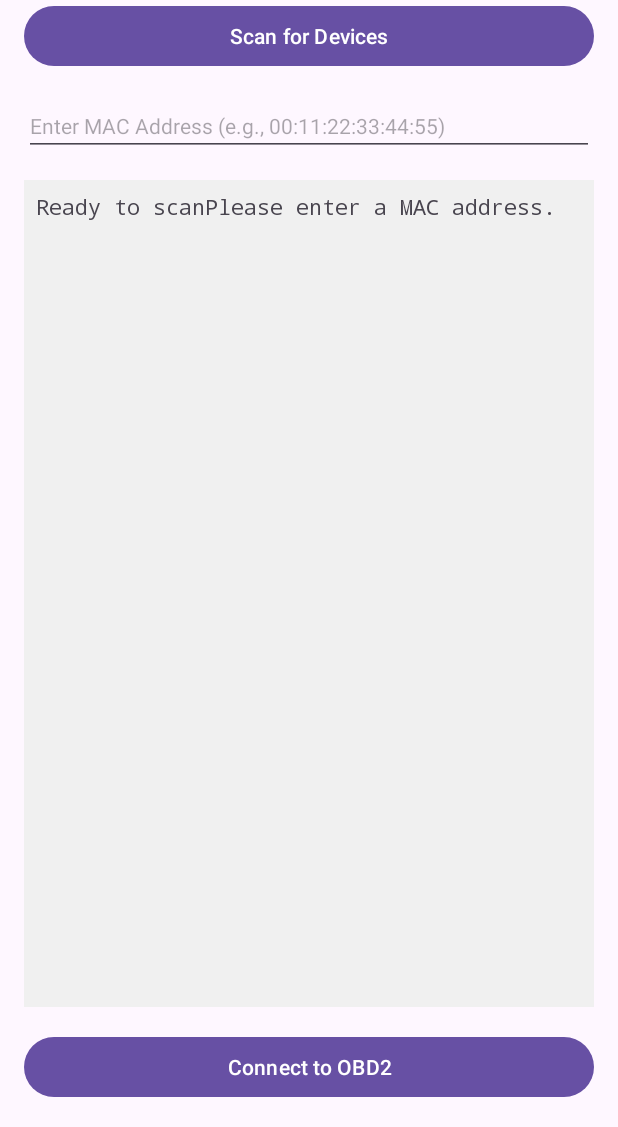
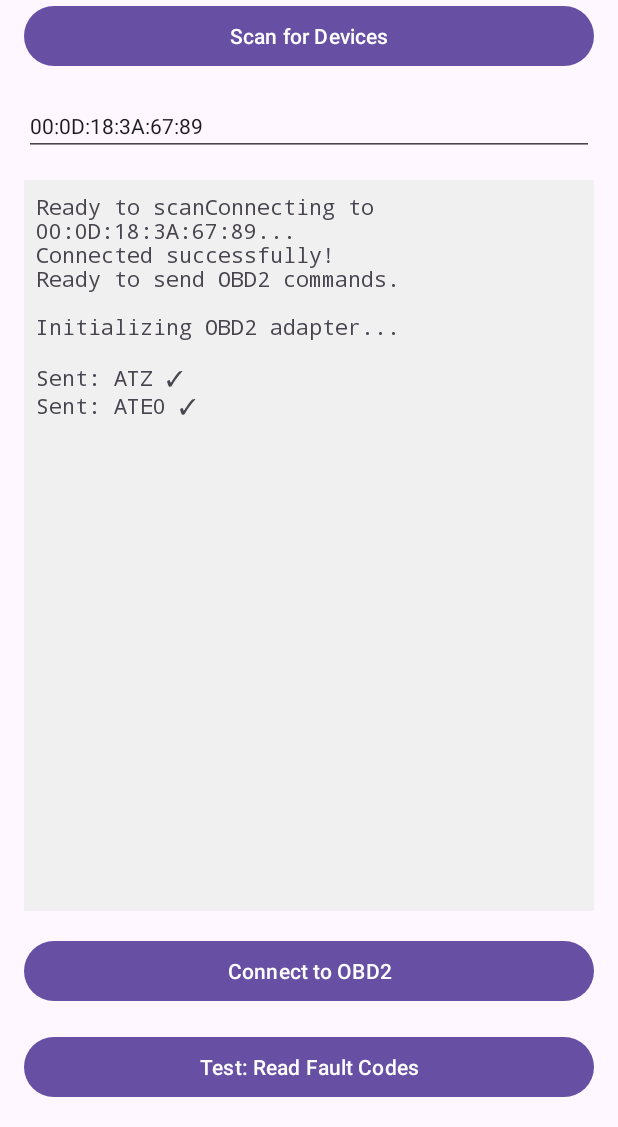
Before and after one commit to vasqued2/OBD2Scanner, an Android app: the screen it shows after launch (MainActivity), after a tap on "Connect to OBD2", on a phone screen of 412 x 824 dp, the part 109-1236 px from its top. Run offline under Robolectric (Android 15) with nearby library versions, the phone set to English and light mode, and no system bars.

Commit message:
Successfully read Fault Codes

```diff
--- a/app/src/main/java/com/example/obd2scanner/MainActivity.java
+++ b/app/src/main/java/com/example/obd2scanner/MainActivity.java
@@ -120,6 +120,15 @@ public class MainActivity extends AppCompatActivity {
             }
         });
 
+        Button testButton = findViewById(R.id.testButton);
+
+        testButton.setOnClickListener(new View.OnClickListener() {
+            @Override
+            public void onClick(View v) {
+                sendOBD2Command("03");
+            }
+        });
+
         // Check permissions
         checkBluetoothPermissions();
     }
@@ -216,12 +225,14 @@ public class MainActivity extends AppCompatActivity {
                     outputStream = bluetoothSocket.getOutputStream();
                     inputStream = bluetoothSocket.getInputStream();
 
-                    // Update UI on main thread
+// Update UI on main thread
                     runOnUiThread(new Runnable() {
                         @Override
                         public void run() {
                             statusText.append("Connected successfully!\n");
                             statusText.append("Ready to send OBD2 commands.\n\n");
+
+                            initializeOBD2();
                         }
                     });
 
@@ -243,6 +254,123 @@ public class MainActivity extends AppCompatActivity {
                 }
             }
         }).start();
+    }
+
+    private void sendOBD2Command(String command) {
+        if (bluetoothSocket == null || !bluetoothSocket.isConnected()) {
+            runOnUiThread(new Runnable() {
+                @Override
+                public void run() {
+                    statusText.append("Not connected to device.\n");
+                }
+            });
+            return;
+        }
+
+        new Thread(new Runnable() {
+            @Override
+            public void run() {
+                try {
+                    // Send command (ELM327 expects commands ending with \r)
+                    String cmdToSend = command + "\r";
+                    outputStream.write(cmdToSend.getBytes());
+                    outputStream.flush();
+
+                    // Wait a bit for response
+                    Thread.sleep(200);
+
+                    // Read response
+                    StringBuilder response = new StringBuilder();
+                    byte[] buffer = new byte[1024];
+                    int bytes;
+
+                    while (inputStream.available() > 0) {
+                        bytes = inputStream.read(buffer);
+                        response.append(new String(buffer, 0, bytes));
+                    }
+
+                    // Display on UI thread
+                    final String finalResponse = response.toString();
+                    runOnUiThread(new Runnable() {
+                        @Override
+                        public void run() {
+                            statusText.append("Sent: " + command + "\n");
+                            statusText.append("Response: " + finalResponse + "\n\n");
+                        }
+                    });
+
+                } catch (IOException e) {
+                    runOnUiThread(new Runnable() {
+                        @Override
+                        public void run() {
+                            statusText.append("Error sending command: " + e.getMessage() + "\n");
+                        }
+                    });
+                } catch (InterruptedException e) {
+                    Thread.currentThread().interrupt();
+                }
+            }
+        }).start();
+    }
+
+    private void initializeOBD2() {
+        statusText.append("Initializing OBD2 adapter...\n\n");
+
+        new Thread(new Runnable() {
+            @Override
+            public void run() {
+                try {
+                    // Reset
+                    sendCommandAndWait("ATZ", 2000);
+
+                    // Turn echo off
+                    sendCommandAndWait("ATE0", 500);
+
+                    // Turn linefeeds off
+                    sendCommandAndWait("ATL0", 500);
+
+                    // Set auto protocol
+                    sendCommandAndWait("ATSP0", 500);
+
+                    runOnUiThread(new Runnable() {
+                        @Override
+                        public void run() {
+                            statusText.append("Initialization complete!\n\n");
+                        }
+                    });
+
+                } catch (Exception e) {
+                    runOnUiThread(new Runnable() {
+                        @Override
+                        public void run() {
+                            statusText.append("Initialization error: " + e.getMessage() + "\n");
+                        }
+                    });
+                }
+            }
+        }).start();
+    }
+
+    private void sendCommandAndWait(String command, int waitMs) throws IOException, InterruptedException {
+        String cmdToSend = command + "\r";
+        outputStream.write(cmdToSend.getBytes());
+        outputStream.flush();
+
+        Thread.sleep(waitMs);
+
+        // Read and discard response (just for initialization)
+        byte[] buffer = new byte[1024];
+        while (inputStream.available() > 0) {
+            inputStream.read(buffer);
+        }
+
+        final String cmd = command;
+        runOnUiThread(new Runnable() {
+            @Override
+            public void run() {
+                statusText.append("Sent: " + cmd + " ✓\n");
+            }
+        });
     }
 
     @Override
--- a/app/src/main/res/layout/activity_main.xml
+++ b/app/src/main/res/layout/activity_main.xml
@@ -28,6 +28,7 @@
         android:layout_width="match_parent"
         android:layout_height="wrap_content"
         android:hint="Enter MAC Address (e.g., 00:11:22:33:44:55)"
+        android:text="00:0D:18:3A:67:89"
         android:inputType="text"
         android:layout_marginBottom="16dp"
         android:textSize="14sp"/>
@@ -56,4 +57,10 @@
         android:layout_marginTop="16dp"
         android:enabled="true"/>
 
+    <Button
+        android:id="@+id/testButton"
+        android:layout_width="match_parent"
+        android:layout_height="wrap_content"
+        android:text="Test: Read Fault Codes"
+        android:layout_marginTop="16dp"/>
 </LinearLayout>
```
